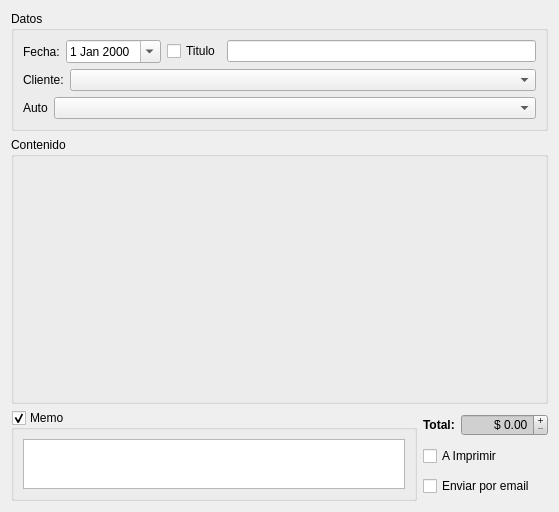
The window that trunk/plugins/presupuestador/FormNuevoPresupuestoBase.ui (chungote/gestotux) describes before a commit, drawn with Qt 5.
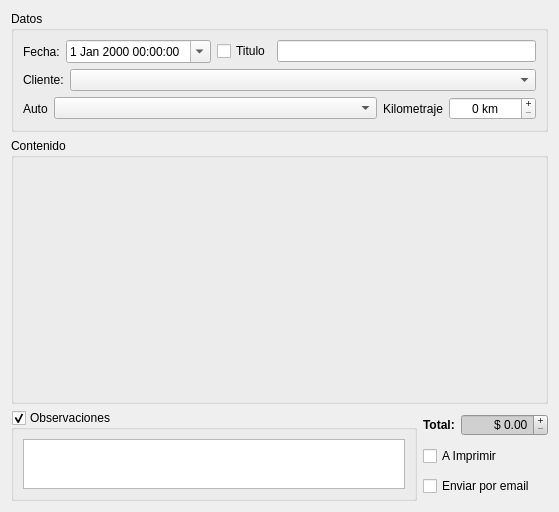
The same window after the commit.

What changed in the file:
```diff
--- a/trunk/plugins/presupuestador/FormNuevoPresupuestoBase.ui
+++ b/trunk/plugins/presupuestador/FormNuevoPresupuestoBase.ui
@@ -40,7 +40,10 @@
            </widget>
           </item>
           <item>
-           <widget class="QDateEdit" name="DEFecha" >
+           <widget class="QDateTimeEdit" name="DTFecha" >
+            <property name="currentSection" >
+             <enum>QDateTimeEdit::MinuteSection</enum>
+            </property>
             <property name="calendarPopup" >
              <bool>true</bool>
             </property>
@@ -104,6 +107,39 @@
           </property>
          </widget>
         </item>
+        <item>
+         <layout class="QHBoxLayout" name="horizontalLayout_7" >
+          <item>
+           <widget class="QLabel" name="label_3" >
+            <property name="text" >
+             <string>Kilometraje</string>
+            </property>
+           </widget>
+          </item>
+          <item>
+           <widget class="QSpinBox" name="SBKilometraje" >
+            <property name="sizePolicy" >
+             <sizepolicy vsizetype="Fixed" hsizetype="Preferred" >
+              <horstretch>0</horstretch>
+              <verstretch>0</verstretch>
+             </sizepolicy>
+            </property>
+            <property name="alignment" >
+             <set>Qt::AlignCenter</set>
+            </property>
+            <property name="buttonSymbols" >
+             <enum>QAbstractSpinBox::PlusMinus</enum>
+            </property>
+            <property name="suffix" >
+             <string> km</string>
+            </property>
+            <property name="maximum" >
+             <number>99999999</number>
+            </property>
+           </widget>
+          </item>
+         </layout>
+        </item>
        </layout>
       </item>
      </layout>
@@ -133,7 +169,7 @@
         </sizepolicy>
        </property>
        <property name="title" >
-        <string>Memo</string>
+        <string>Observaciones</string>
        </property>
        <property name="checkable" >
         <bool>true</bool>
```
Left out of the diff: 3 changed lines with no effect on the pictures.
